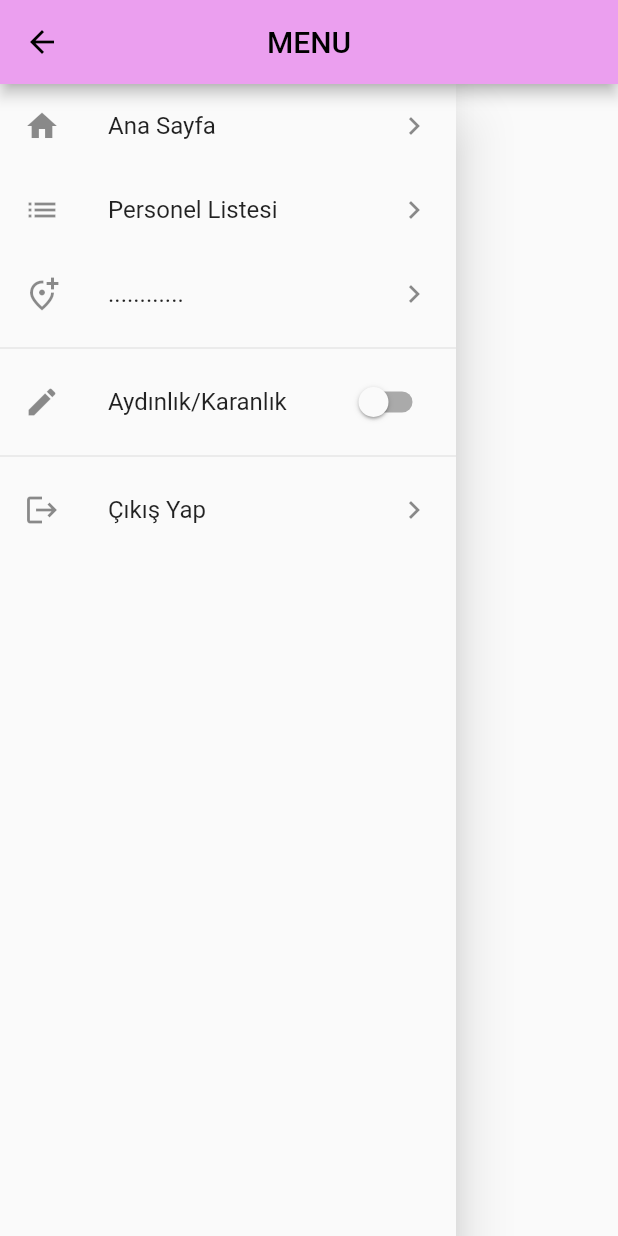
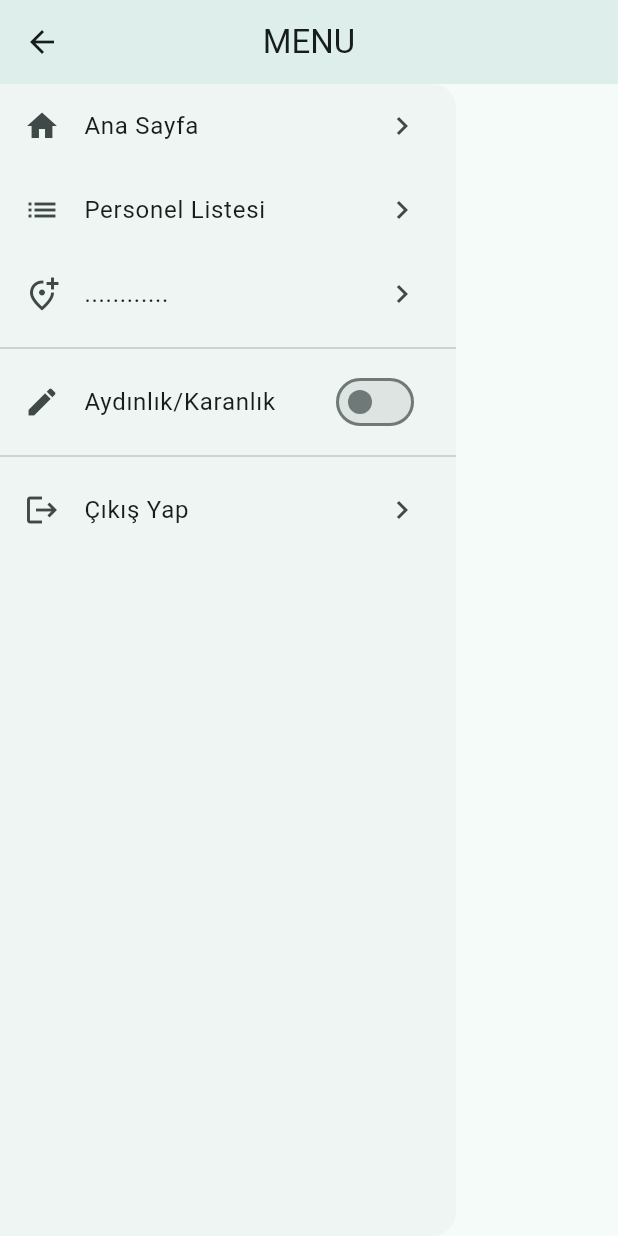
Before and after one commit to hozdemir1968/personel_yonetim, a Flutter app: the DrawerMenu screen opened directly, on a phone screen of 412 x 824 dp. Run offline on Flutter 3.47's test engine with Material 2 defaults, Android fonts, the phone set to English and light mode, and no system bars; our stand-ins replace get, get_storage; accounts and stored records are empty.

Commit message:
dark-light

```diff
--- a/lib/components/drawer_menu.dart
+++ b/lib/components/drawer_menu.dart
@@ -1,26 +1,15 @@
 import 'package:flutter/material.dart';
 import 'package:get/get.dart';
-import 'package:personel_yonetim/controllers/theme_controller.dart';
 import 'package:personel_yonetim/views/home_page.dart';
 import 'package:personel_yonetim/views/personels/personel_list_page.dart';
 import 'package:personel_yonetim/views/auth/auth_splash.dart';
 import '../controllers/sign_controller.dart';
-import '../themes/themes.dart';
+import '../controllers/theme_controller.dart';
 
-class DrawerMenu extends StatefulWidget {
-  const DrawerMenu({super.key});
-
-  @override
-  State<DrawerMenu> createState() => _DrawerMenuState();
-}
-
-class _DrawerMenuState extends State<DrawerMenu> {
-  final signupController = Get.find<SignController>();
-  final themeController = Get.find<ThemeController>();
-
-  void signoutUser() async {
-    await signupController.signoutUser();
-  }
+class DrawerMenu extends StatelessWidget {
+  DrawerMenu({super.key});
+  final signupController = Get.put(SignController());
+  final themeController = Get.put(ThemeController());
 
   @override
   Widget build(BuildContext context) {
@@ -64,17 +53,13 @@ class _DrawerMenuState extends State<DrawerMenu> {
                   ListTile(
                     leading: const Icon(Icons.mode),
                     title: const Text('Aydınlık/Karanlık'),
-                    trailing: Switch(
-                      value: Get.isDarkMode,
-                      onChanged: (value) {
-                        if (value) {
-                          themeController.changeTheme(Themes.lightTheme);
-                          themeController.saveTheme(false);
-                        } else {
-                          themeController.changeTheme(Themes.darkTheme);
-                          themeController.saveTheme(true);
-                        }
-                      },
+                    trailing: Obx(
+                      () => Switch(
+                        value: themeController.isDarkMode.value,
+                        onChanged: (value) {
+                          themeController.toggleTheme();
+                        },
+                      ),
                     ),
                   ),
                   const Divider(),
@@ -82,8 +67,8 @@ class _DrawerMenuState extends State<DrawerMenu> {
                     leading: const Icon(Icons.logout),
                     title: const Text("Çıkış Yap"),
                     trailing: const Icon(Icons.keyboard_arrow_right),
-                    onTap: () {
-                      signoutUser();
+                    onTap: () async {
+                      await signupController.signoutUser();
                       Get.offAllNamed(AuthSplash.routeName);
                     },
                   ),
--- a/lib/controllers/theme_controller.dart
+++ b/lib/controllers/theme_controller.dart
@@ -3,13 +3,18 @@ import 'package:get/get.dart';
 import 'package:get_storage/get_storage.dart';
 
 class ThemeController extends GetxController {
-  final _box = GetStorage();
-  final _key = 'isDarkMode';
+  var isDarkMode = false.obs;
+  final box = GetStorage();
 
-  ThemeMode get theme => _loadTheme() ? ThemeMode.dark : ThemeMode.light;
-  bool _loadTheme() => _box.read(_key) ?? false;
+  @override
+  void onInit() {
+    super.onInit();
+    isDarkMode.value = box.read('isDarkMode') ?? false;
+  }
 
-  void saveTheme(bool isDarkMode) => _box.write(_key, isDarkMode);
-  void changeTheme(ThemeData theme) => Get.changeTheme(theme);
-  void changeThemeMode(ThemeMode themeMode) => Get.changeThemeMode(themeMode);
+  void toggleTheme() {
+    isDarkMode.toggle();
+    box.write('isDarkMode', isDarkMode.value);
+    Get.changeThemeMode(isDarkMode.value ? ThemeMode.dark : ThemeMode.light);
+  }
 }
--- a/lib/routing/get_bindings.dart
+++ b/lib/routing/get_bindings.dart
@@ -1,5 +1,5 @@
 import 'package:get/get.dart';
-import 'package:personel_yonetim/controllers/auth_controller.dart';
+import '../controllers/auth_controller.dart';
 import '../controllers/home_controller.dart';
 import '../controllers/personel_controller.dart';
 import '../controllers/sign_controller.dart';
--- a/lib/themes/themes.dart
+++ b/lib/themes/themes.dart
@@ -1,22 +1,27 @@
 import 'package:flutter/material.dart';
-import '../configs/constants.dart';
 
-class Themes {
-  static final lightTheme = ThemeData(
-    colorScheme: const ColorScheme.light(
-      primary: AppColors.lavender,
-      onPrimary: Colors.black,
-      secondary: AppColors.spaceBlue,
-      onSecondary: AppColors.spaceCadet,
-      background: AppColors.babyPink,
+class ThemeClass {
+  static ThemeData lightTheme = ThemeData(
+    useMaterial3: true,
+    appBarTheme: const AppBarTheme(
+      centerTitle: true,
+      elevation: 4,
+    ),
+    colorScheme: ColorScheme.fromSeed(
+      brightness: Brightness.light,
+      seedColor: Colors.teal,
     ),
   );
 
-  static final darkTheme = ThemeData(
-      colorScheme: const ColorScheme.dark(
-    primary: AppColors.spaceBlue,
-    secondary: AppColors.burgundy,
-    onSecondary: AppColors.spaceCadet,
-    background: AppColors.spaceCadet,
-  ));
+  static ThemeData darkTheme = ThemeData(
+    useMaterial3: true,
+    appBarTheme: const AppBarTheme(
+      centerTitle: true,
+      elevation: 4,
+    ),
+    colorScheme: const ColorScheme.dark(
+      brightness: Brightness.dark,
+      primary: Colors.teal,
+    ),
+  );
 }
--- a/lib/views/home_page.dart
+++ b/lib/views/home_page.dart
@@ -16,7 +16,7 @@ class _HomePageState extends State<HomePage> {
       appBar: AppBar(
         title: const Text('Personel Yönetimi'),
       ),
-      drawer: const DrawerMenu(),
+      drawer: DrawerMenu(),
       body: Container(),
     );
   }
```
Also changed, not shown: lib/main.dart (+5 -4 lines).
